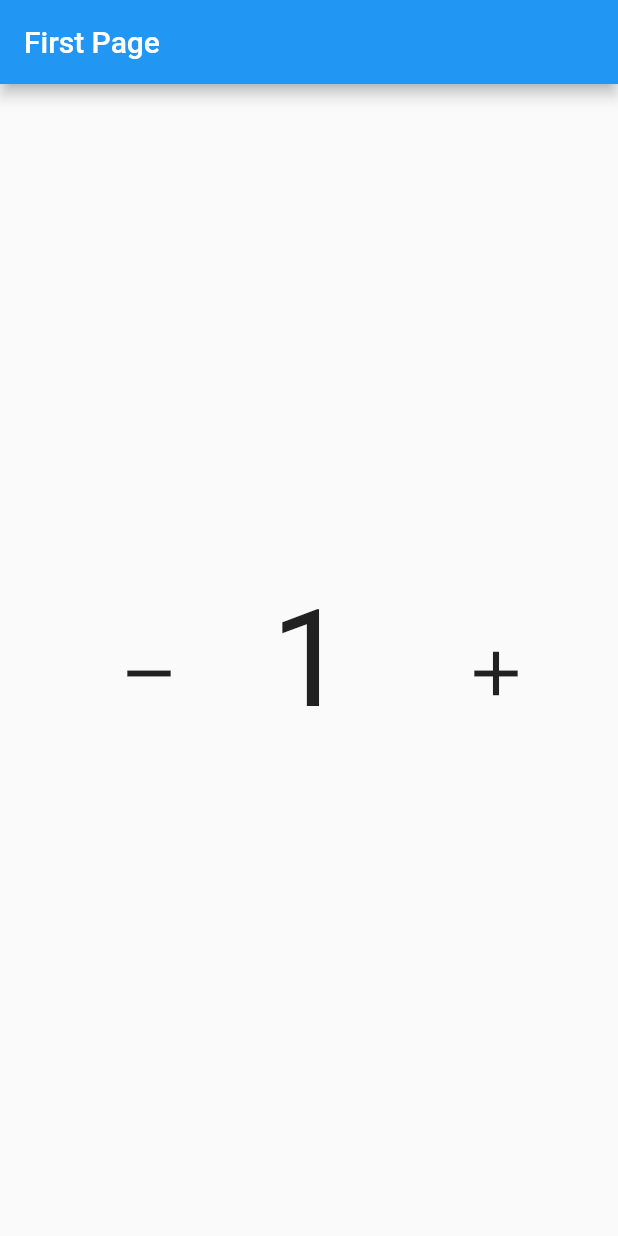
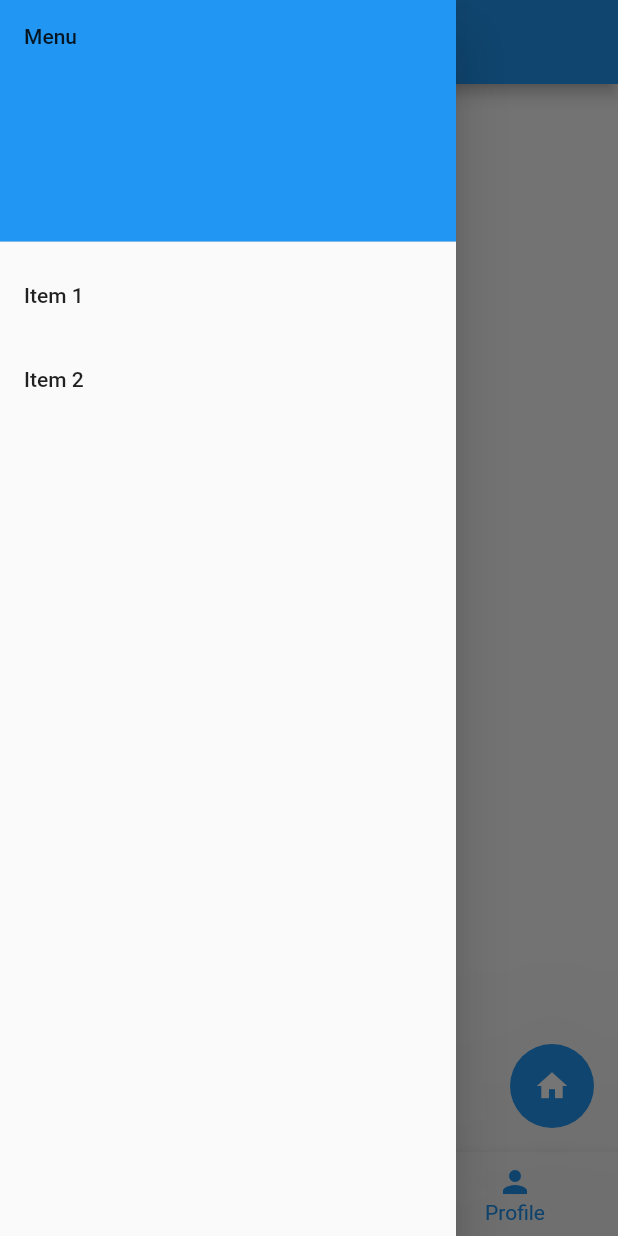
Before and after one commit to Muzammil-Bilwani/dart-flutter-tutorial, a Flutter app: the screen it shows after launch, with the side drawer open (before the commit the screen has no drawer), on a phone screen of 412 x 824 dp. Run offline on Flutter 3.47's test engine with Material 2 defaults, Android fonts, the light colour scheme and no system bars.

Commit message:
Code updated for scafolld

```diff
--- /dev/null
+++ b/week_seven/dart_app/lib/ScaffoldLearn.dart
@@ -0,0 +1,72 @@
+import 'package:flutter/material.dart';
+import 'package:flutter/src/foundation/key.dart';
+import 'package:flutter/src/widgets/framework.dart';
+
+class ScafoldLearn extends StatelessWidget {
+  const ScafoldLearn({Key? key}) : super(key: key);
+
+  @override
+  Widget build(BuildContext context) {
+    return Scaffold(
+      appBar: AppBar(
+        title: Text('My App'),
+      ),
+      body: Center(
+        child: Text('Welcome to my app!'),
+      ),
+      floatingActionButton: FloatingActionButton(
+        onPressed: () {
+          // Add your code here
+        },
+        elevation: 120,
+        child: Icon(Icons.home),
+      ),
+      drawer: Drawer(
+        child: ListView(
+          padding: EdgeInsets.zero,
+          children: <Widget>[
+            const DrawerHeader(
+              child: Text('Menu'),
+              decoration: BoxDecoration(
+                color: Colors.blue,
+              ),
+            ),
+            ListTile(
+              title: const Text('Item 1'),
+              onTap: () {
+                // Add your code here
+              },
+            ),
+            ListTile(
+              title: const Text('Item 2'),
+              onTap: () {
+                // Add your code here
+              },
+            ),
+          ],
+        ),
+      ),
+      bottomNavigationBar: BottomNavigationBar(
+        currentIndex: 2,
+        items: const [
+          BottomNavigationBarItem(
+            icon: Icon(Icons.home),
+            label: 'Home',
+          ),
+          BottomNavigationBarItem(
+            icon: Icon(Icons.search),
+            label: 'Search',
+          ),
+          BottomNavigationBarItem(
+            icon: Icon(Icons.person),
+            label: 'Profile',
+          ),
+        ],
+        selectedItemColor: Colors.blue,
+        onTap: (index) {
+          // Add your code here
+        },
+      ),
+    );
+  }
+}
--- a/week_seven/dart_app/lib/main.dart
+++ b/week_seven/dart_app/lib/main.dart
@@ -1,4 +1,5 @@
 import 'package:dart_app/Home.dart';
+import 'package:dart_app/ScaffoldLearn.dart';
 import 'package:flutter/material.dart';
 
 void main() {
@@ -17,7 +18,7 @@ class MyApp extends StatelessWidget {
       theme: ThemeData(
         primarySwatch: Colors.blue,
       ),
-      home: Home(),
+      home: ScafoldLearn(),
     );
   }
 }
```
